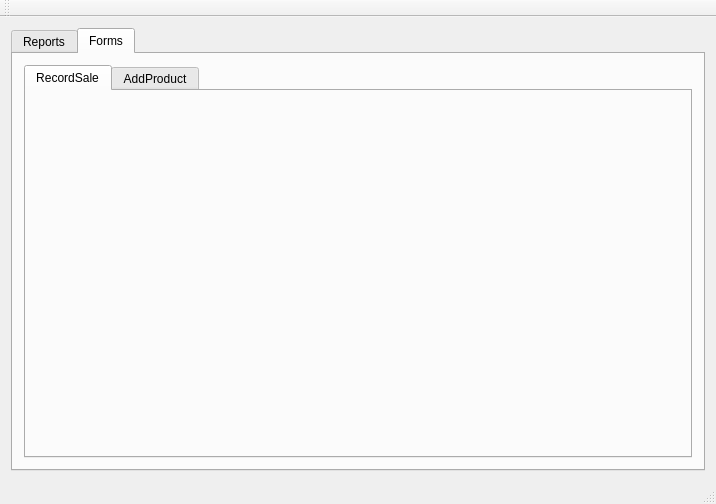
The window that QtPHP-SRS/mainwindow.ui (NicSwin/PHPSalesReportingSystem) describes before a commit, drawn with Qt 5.
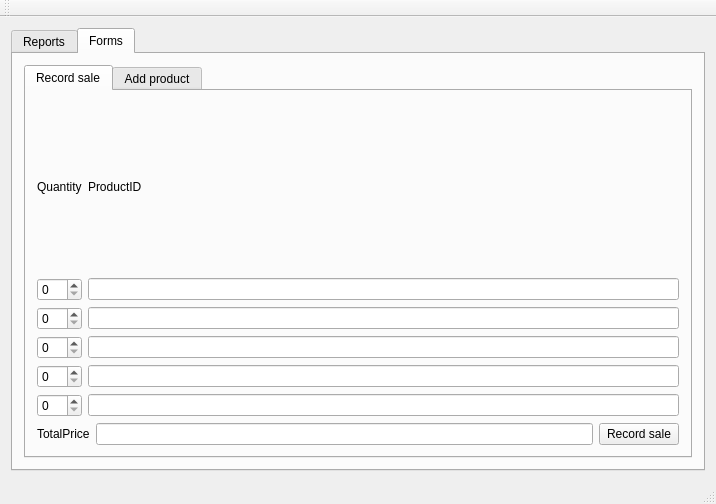
The same window after the commit. The open tabs and pages were chosen to show the change.

Commit message: Added a crude form for recording sales

The edit to the form file:
```diff
--- a/QtPHP-SRS/mainwindow.ui
+++ b/QtPHP-SRS/mainwindow.ui
@@ -188,12 +188,83 @@
           </property>
           <widget class="QWidget" name="tab_6">
            <attribute name="title">
-            <string>RecordSale</string>
+            <string>Record sale</string>
            </attribute>
+           <layout class="QVBoxLayout" name="verticalLayout_5">
+            <item>
+             <layout class="QGridLayout" name="gridLayout_5">
+              <item row="2" column="0">
+               <widget class="QSpinBox" name="p1Quanity"/>
+              </item>
+              <item row="0" column="0">
+               <widget class="QLabel" name="label_6">
+                <property name="text">
+                 <string>Quantity</string>
+                </property>
+               </widget>
+              </item>
+              <item row="0" column="1">
+               <widget class="QLabel" name="label_5">
+                <property name="text">
+                 <string>ProductID</string>
+                </property>
+               </widget>
+              </item>
+              <item row="2" column="1">
+               <widget class="QLineEdit" name="IDp1"/>
+              </item>
+              <item row="3" column="0">
+               <widget class="QSpinBox" name="p2Quanity"/>
+              </item>
+              <item row="4" column="0">
+               <widget class="QSpinBox" name="p3Quanity"/>
+              </item>
+              <item row="5" column="0">
+               <widget class="QSpinBox" name="p4Quanity"/>
+              </item>
+              <item row="6" column="0">
+               <widget class="QSpinBox" name="p5Quanity"/>
+              </item>
+              <item row="3" column="1">
+               <widget class="QLineEdit" name="IDp2"/>
+              </item>
+              <item row="4" column="1">
+               <widget class="QLineEdit" name="IDp3"/>
+              </item>
+              <item row="5" column="1">
+               <widget class="QLineEdit" name="IDp4"/>
+              </item>
+              <item row="6" column="1">
+               <widget class="QLineEdit" name="IDp5"/>
+              </item>
+             </layout>
+            </item>
+            <item>
+             <layout class="QHBoxLayout" name="horizontalLayout">
+              <item>
+               <widget class="QLabel" name="label_7">
+                <property name="text">
+                 <string>TotalPrice</string>
+                </property>
+               </widget>
+              </item>
+              <item>
+               <widget class="QLineEdit" name="totalPriceEdit"/>
+              </item>
+              <item>
+               <widget class="QPushButton" name="recordSaleButton">
+                <property name="text">
+                 <string>Record sale</string>
+                </property>
+               </widget>
+              </item>
+             </layout>
+            </item>
+           </layout>
           </widget>
           <widget class="QWidget" name="tab_7">
            <attribute name="title">
-            <string>AddProduct</string>
+            <string>Add product</string>
            </attribute>
            <widget class="QWidget" name="formLayoutWidget">
             <property name="geometry">
```
Left out of the diff: 2 changed lines with no effect on the pictures. The commit also changes 2 other files.
